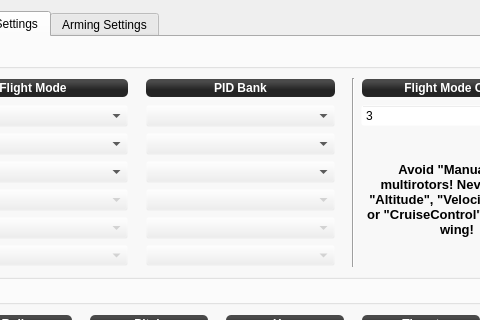
First picture: the form in ground/openpilotgcs/src/plugins/config/input.ui, repository openpilot/OpenPilot, before the edit; both pictures show x 206 to 686 and y 0 to 320 of the 796 by 591 pixel window.
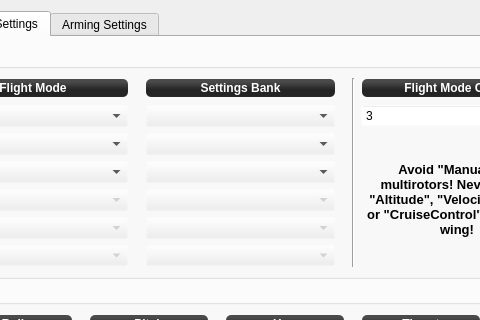
Second picture: the form after the edit. The open tabs and pages were chosen to show the change. Icons and pictures are not drawn.

Commit message: OP-1525 Added gui for Acro+ factor setting. Changed name of PID banks to Settings Banks. Cleaned up the Stabilization configuration GUI.

Diff of the .ui file:
```diff
--- a/ground/openpilotgcs/src/plugins/config/input.ui
+++ b/ground/openpilotgcs/src/plugins/config/input.ui
@@ -542,8 +542,8 @@
            <rect>
             <x>0</x>
             <y>0</y>
-            <width>724</width>
-            <height>497</height>
+            <width>758</width>
+            <height>542</height>
            </rect>
           </property>
           <layout class="QGridLayout" name="gridLayout_7" rowstretch="1,0,0,0">
@@ -1228,7 +1228,7 @@
 font:bold;</string>
                 </property>
                 <property name="text">
-                 <string>PID Bank</string>
+                 <string>Settings Bank</string>
                 </property>
                 <property name="alignment">
                  <set>Qt::AlignCenter</set>
```
Left out of the diff: 8 changed lines with no effect on the pictures. The commit also changes 2 other files.
